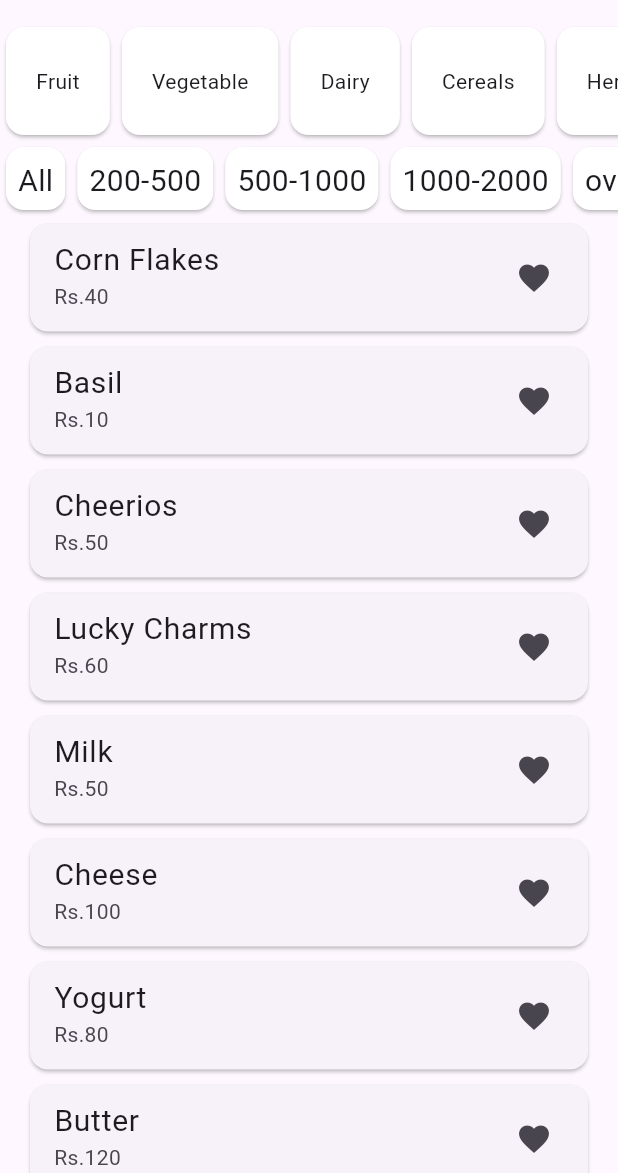
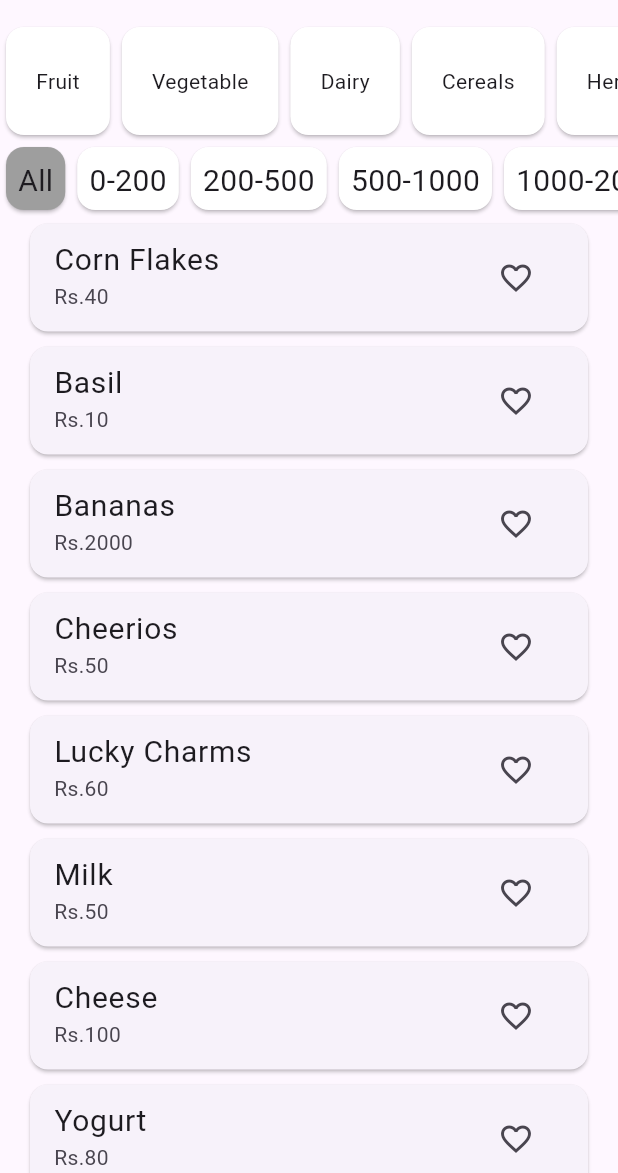
Before and after one commit to khyatikasundra/filtered_app, a Flutter app: the screen it shows after launch, on a phone screen of 412 x 824 dp, the part 63-1236 px from its top. Run offline on Flutter 3.47's test engine with Material 3 defaults, Android fonts, the phone set to English and light mode, and no system bars; our stand-ins replace bloc, equatable, flutter_bloc.

Commit message:
four commit

```diff
--- a/lib/model/item_model.dart
+++ b/lib/model/item_model.dart
@@ -4,11 +4,12 @@ class ItemModel {
   String itemName;
   int prices;
   GroceryCategory groceryCategory;
-  ItemModel({
-    required this.itemName,
-    required this.prices,
-    required this.groceryCategory,
-  });
+  bool isFavorite;
+  ItemModel(
+      {required this.itemName,
+      required this.prices,
+      required this.groceryCategory,
+      this.isFavorite = false});
 }
 
 List<ItemModel> itemList = [
@@ -20,6 +21,10 @@ List<ItemModel> itemList = [
       itemName: "Basil",
       prices: 10,
       groceryCategory: GroceryCategory.herdsAndSpices),
+  ItemModel(
+      itemName: "Bananas",
+      prices: 2000,
+      groceryCategory: GroceryCategory.fruit),
   ItemModel(
       itemName: "Cheerios",
       prices: 50,
@@ -45,8 +50,6 @@ List<ItemModel> itemList = [
       prices: 200,
       groceryCategory: GroceryCategory.fruit),
   ItemModel(
-      itemName: "Bananas", prices: 2000, groceryCategory: GroceryCategory.fruit),
-  ItemModel(
       itemName: "Grapefruit",
       prices: 200,
       groceryCategory: GroceryCategory.fruit),
@@ -57,7 +60,9 @@ List<ItemModel> itemList = [
   ItemModel(
       itemName: "Oranges", prices: 200, groceryCategory: GroceryCategory.fruit),
   ItemModel(
-      itemName: "Peaches", prices: 3000, groceryCategory: GroceryCategory.fruit),
+      itemName: "Peaches",
+      prices: 3000,
+      groceryCategory: GroceryCategory.fruit),
   ItemModel(
       itemName: "Cinnamon",
       prices: 900,
--- a/lib/model/price_model.dart
+++ b/lib/model/price_model.dart
@@ -1,14 +1,15 @@
 class PriceRangeModel {
   String? priceRange;
-  int? minPrice;
+  int minPrice;
   int? maxPrice;
-  PriceRangeModel({this.priceRange, this.minPrice, this.maxPrice});
+  PriceRangeModel({this.priceRange, required this.minPrice, this.maxPrice});
 }
 
 List<PriceRangeModel> priceRangeList = [
   PriceRangeModel(priceRange: "All", minPrice: 0, maxPrice: null),
+  PriceRangeModel(priceRange: "0-200", minPrice: 0, maxPrice: 200),
   PriceRangeModel(priceRange: "200-500", minPrice: 200, maxPrice: 500),
   PriceRangeModel(priceRange: "500-1000", minPrice: 500, maxPrice: 1000),
   PriceRangeModel(priceRange: "1000-2000", minPrice: 1000, maxPrice: 2000),
-  PriceRangeModel(priceRange: "over 2000", minPrice: null, maxPrice: 2000),
+  PriceRangeModel(priceRange: "over 2000", minPrice: 2000, maxPrice: null),
 ];
--- a/lib/view/home/bloc/home_event.dart
+++ b/lib/view/home/bloc/home_event.dart
@@ -4,6 +4,8 @@ abstract class HomeEvent extends Equatable {
   @override
   List<Object?> get props => [];
 }
+
+class GetFilteredList extends HomeEvent {}
 
 class OnCategorySelectionEvent extends HomeEvent {
   final int index;
@@ -14,3 +16,8 @@ class OnPriceRangeSelectionEvent extends HomeEvent {
   final int index;
   OnPriceRangeSelectionEvent({required this.index});
 }
+
+class OnClickFavoriteIconEvent extends HomeEvent {
+  final int index;
+  OnClickFavoriteIconEvent({required this.index});
+}
--- a/lib/view/home/bloc/home_state.dart
+++ b/lib/view/home/bloc/home_state.dart
@@ -1,30 +1,46 @@
 import 'package:equatable/equatable.dart';
 import 'package:filter_app/model/category_model.dart';
 import 'package:filter_app/model/item_model.dart';
+import 'package:filter_app/model/price_model.dart';
 
 class HomeState extends Equatable {
-  final List<ItemModel> filteredList;
-  const HomeState({required this.filteredList});
-
   @override
   List<Object?> get props => [];
 }
 
 class HomeInitialState extends HomeState {
-  const HomeInitialState({required super.filteredList});
+  final List<ItemModel> filteredList;
+  HomeInitialState({required this.filteredList});
 }
 
-class CategoryItemSuccessfulSelected extends HomeState {
+class FilteredInitialListPassSuccessful extends HomeState {
+  final List<ItemModel> filteredList;
   final List<CategoryModel> categoryList;
-  const CategoryItemSuccessfulSelected(
-      {required super.filteredList, required this.categoryList});
+  final List<PriceRangeModel> priceList;
+  FilteredInitialListPassSuccessful(
+      {required this.filteredList,
+      required this.categoryList,
+      required this.priceList});
+}
+
+class LoadingState extends HomeState {}
+
+class FilteredItemSuccessfulSelected extends HomeState {
+  final List<ItemModel> filteredList;
+
+  FilteredItemSuccessfulSelected({required this.filteredList});
   @override
   List<Object?> get props => [identityHashCode(this)];
 }
 
-class PriceRangeSuccessfulSelected extends HomeState {
-  const PriceRangeSuccessfulSelected(
-      {required super.filteredList});
-  @override
-  List<Object?> get props => [identityHashCode(this)];
+class CategoryItemSelected extends HomeState {
+  final List<CategoryModel> categoryList;
+
+  CategoryItemSelected({required this.categoryList});
 }
+
+class PriceItemSelected extends HomeState {
+  final List<PriceRangeModel> priceList;
+
+  PriceItemSelected({required this.priceList});
+}
--- a/lib/view/home/screen/home_screen.dart
+++ b/lib/view/home/screen/home_screen.dart
@@ -1,6 +1,7 @@
 import 'package:filter_app/model/category_model.dart';
 import 'package:filter_app/model/item_model.dart';
 import 'package:filter_app/model/price_model.dart';
+import 'package:filter_app/view/favorite/screen/favorite_screen.dart';
 import 'package:filter_app/view/home/bloc/home_bloc.dart';
 import 'package:filter_app/view/home/bloc/home_event.dart';
 import 'package:filter_app/view/home/bloc/home_state.dart';
@@ -19,23 +20,21 @@ class HomeScreen extends StatefulWidget {
 
 class _HomeScreenState extends State<HomeScreen> {
   late HomeBloc _homeBloc;
-  int? _isPriceSelectedIndex = -1;
-  List<ItemModel> _filteredModelList = itemList;
+  int? _isPriceSelectedIndex = 0;
+  List<ItemModel> _filteredModelList = [];
+  List<CategoryModel> _categoryList = [];
+  List<PriceRangeModel> _priceList = [];
   @override
   void initState() {
     _homeBloc = context.read<HomeBloc>();
+    _homeBloc.add(GetFilteredList());
     super.initState();
   }
 
   @override
   Widget build(BuildContext context) {
     return Scaffold(
-      appBar: AppBar(title: const Text("Filtering"), actions: [
-        IconButton(
-          onPressed: () {},
-          icon: const Icon(Icons.favorite_border_rounded),
-        ),
-      ]),
+      appBar: _appBar(),
       body: _blocBuilder(),
     );
   }
@@ -43,57 +42,109 @@ class _HomeScreenState extends State<HomeScreen> {
   BlocBuilder<HomeBloc, HomeState> _blocBuilder() {
     return BlocBuilder<HomeBloc, HomeState>(
       builder: (context, state) {
-        if (state is CategoryItemSuccessfulSelected) {
+        if (state is FilteredInitialListPassSuccessful) {
+          _filteredModelList = state.filteredList;
+          _categoryList = state.categoryList;
+          _priceList = state.priceList;
+        }
+        if (state is FilteredItemSuccessfulSelected) {
           _filteredModelList = state.filteredList;
         }
-        if (state is PriceRangeSuccessfulSelected) {
-          _filteredModelList = state.filteredList;
+
+        if (state is CategoryItemSelected) {
+          _categoryList = state.categoryList;
         }
+
         return SafeArea(
             child: CustomScrollView(
-          slivers: [_categoryList(), _priceList(state), _filteredList()],
+          slivers: [
+            _categoryListBuilder(),
+            _priceListBuilder(state),
+            _filterListBuilder(state)
+          ],
         ));
       },
     );
   }
 
-  Widget _categoryList() => SliverToBoxAdapter(
+  AppBar _appBar() {
+    return AppBar(title: const Text("Filtering"), actions: [
+      IconButton(
+        onPressed: () {
+          Navigator.push(context,
+              MaterialPageRoute(builder: (context) => FavoriteScreen()));
+        },
+        icon: const Icon(Icons.favorite_border_rounded),
+      ),
+    ]);
+  }
+
+  Widget _categoryListBuilder() => SliverToBoxAdapter(
           child: SizedBox(
         height: 80,
         child: ListView.builder(
             scrollDirection: Axis.horizontal,
-            itemCount: categoryList.length,
-            itemBuilder: (context, index) => CategoryItemCard(
+            itemCount: _categoryList.length,
+            itemBuilder: (context, index) =>
+                __categoryItemBuilder(categoryList[index], index)),
+      ));
+
+  CategoryItemCard __categoryItemBuilder(CategoryModel category, int index) {
+    return CategoryItemCard(
       index: index,
       onPress: () {
         _homeBloc.add(OnCategorySelectionEvent(index: index));
       },
-                )),
-      ));
+      category: category,
+    );
+  }
 
-  Widget _priceList(HomeState state) => SliverToBoxAdapter(
+  Widget _priceListBuilder(HomeState state) => SliverToBoxAdapter(
           child: SizedBox(
         height: 50,
         child: ListView.builder(
           scrollDirection: Axis.horizontal,
-          itemCount: priceRangeList.length,
-          itemBuilder: (context, index) => PriceListCard(
+          itemCount: _priceList.length,
+          itemBuilder: (context, index) =>
+              _priceItemBuilder(_priceList[index], index),
+        ),
+      ));
+
+  Widget _filterListBuilder(HomeState state) {
+    return state is LoadingState
+        ? const SliverToBoxAdapter(
+            child: SizedBox(
+              width: 10,
+              child: AspectRatio(
+                  aspectRatio: 1.0, child: CircularProgressIndicator()),
+            ),
+          )
+        : _filteredList();
+  }
+
+  PriceListCard _priceItemBuilder(PriceRangeModel prices, int index) {
+    return PriceListCard(
       isSelected: _isPriceSelectedIndex == index,
       onPress: () {
-              _isPriceSelectedIndex =
-                  _isPriceSelectedIndex == index ? null : index;
-
+        _isPriceSelectedIndex = index;
         _homeBloc.add(OnPriceRangeSelectionEvent(index: index));
       },
       index: index,
-          ),
-        ),
-      ));
+      price: prices,
+    );
+  }
 
-  SliverList _filteredList() => SliverList.builder(
+  Widget _filteredList() => SliverList.builder(
       itemCount: _filteredModelList.length,
-      itemBuilder: (context, index) => FilteredListCard(
+      itemBuilder: (context, index) =>
+          _filteredItemBuilder(_filteredModelList[index], index));
+
+  FilteredListCard _filteredItemBuilder(ItemModel filteredItem, int index) {
+    return FilteredListCard(
       index: index,
-            filteredList: _filteredModelList,
-          ));
+      filteredList: filteredItem,
+      likeButtonPressed: () =>
+          _homeBloc.add(OnClickFavoriteIconEvent(index: index)),
+    );
   }
+}
--- a/lib/view/home/widget/category_item_card.dart
+++ b/lib/view/home/widget/category_item_card.dart
@@ -3,20 +3,22 @@ import 'package:flutter/material.dart';
 
 class CategoryItemCard extends StatelessWidget {
   final int index;
+  final CategoryModel category;
   final VoidCallback? onPress;
-  const CategoryItemCard({this.index = 0, this.onPress, super.key});
+  const CategoryItemCard(
+      {required this.category, this.index = 0, this.onPress, super.key});
 
   @override
   Widget build(BuildContext context) {
     return GestureDetector(
       onTap: onPress,
       child: Card(
-        color: categoryList[index].isSelected ? Colors.grey : Colors.white,
+        color: category.isSelected ? Colors.grey : Colors.white,
         child: Center(
           child: Padding(
             padding: const EdgeInsets.symmetric(horizontal: 20),
             child: Text(
-              categoryList[index].itemName.toString(),
+              category.itemName.toString(),
             ),
           ),
         ),
--- a/lib/view/home/widget/filtered_list_card.dart
+++ b/lib/view/home/widget/filtered_list_card.dart
@@ -3,9 +3,13 @@ import 'package:flutter/material.dart';
 
 class FilteredListCard extends StatelessWidget {
   final int index;
-  final List<ItemModel> filteredList;
+  final ItemModel filteredList;
+  final VoidCallback? likeButtonPressed;
   const FilteredListCard(
-      {required this.index, required this.filteredList, super.key});
+      {required this.index,
+      required this.filteredList,
+      this.likeButtonPressed,
+      super.key});
 
   @override
   Widget build(BuildContext context) {
@@ -13,11 +17,16 @@ class FilteredListCard extends StatelessWidget {
       margin: const EdgeInsets.symmetric(horizontal: 20, vertical: 5),
       child: ListTile(
         title: Text(
-          filteredList[index].itemName,
+          filteredList.itemName,
           style: const TextStyle(fontSize: 20),
         ),
-        subtitle: Text("Rs.${filteredList[index].prices.toString()}"),
-        trailing: const Icon(Icons.favorite),
+        subtitle: Text("Rs.${filteredList.prices.toString()}"),
+        trailing: IconButton(
+          onPressed: likeButtonPressed,
+          icon: filteredList.isFavorite
+              ? const Icon(Icons.favorite)
+              : const Icon(Icons.favorite_border),
+        ),
       ),
     );
   }
--- a/lib/view/home/widget/price_list_card.dart
+++ b/lib/view/home/widget/price_list_card.dart
@@ -5,8 +5,13 @@ class PriceListCard extends StatelessWidget {
   final int index;
   final VoidCallback? onPress;
   final bool isSelected;
+  final PriceRangeModel price;
   const PriceListCard(
-      {this.index = 0, this.onPress, this.isSelected = false, super.key});
+      {required this.price,
+      this.index = 0,
+      this.onPress,
+      this.isSelected = false,
+      super.key});
 
   @override
   Widget build(BuildContext context) {
@@ -17,7 +22,7 @@ class PriceListCard extends StatelessWidget {
         child: Padding(
           padding: const EdgeInsets.all(8.0),
           child: Text(
-            priceRangeList[index].priceRange.toString(),
+            price.priceRange.toString(),
             style: const TextStyle(fontSize: 20),
           ),
         ),
```
Also changed, not shown: lib/view/favorite/screen/favorite_screen.dart (added, +23 -0 lines), lib/view/home/bloc/home_bloc.dart (+51 -25 lines), lib/main.dart (line endings or trailing spaces). Lines whose indentation alone changed are shown as unchanged.
